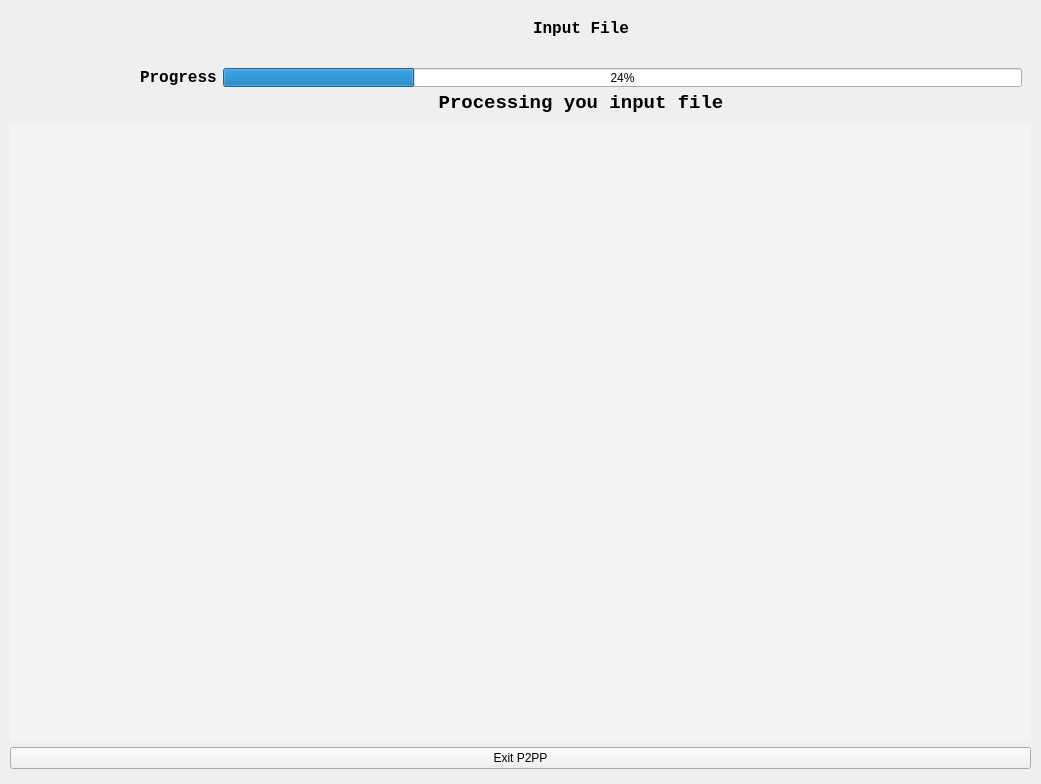
The window that p2pp.ui (zsoltkovacs/p2pp) describes before a commit, drawn with Qt 5.
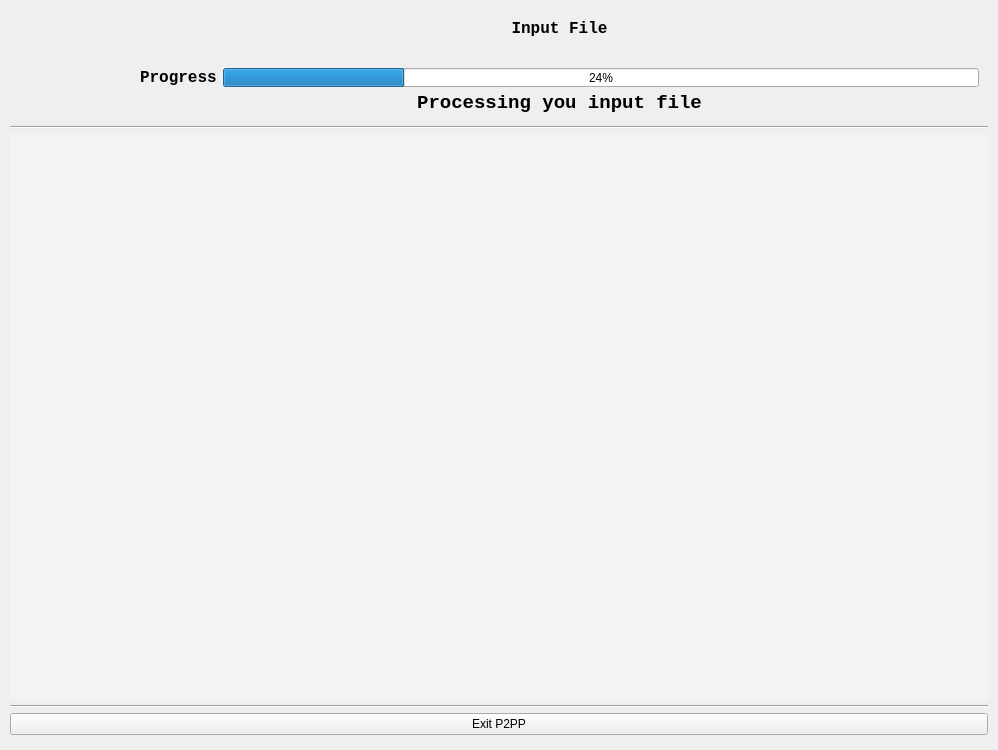
The same window after the commit. Icons and pictures are not drawn.

Commit message: Adjusted for windows

The edit to the form file:
```diff
--- a/p2pp.ui
+++ b/p2pp.ui
@@ -6,15 +6,15 @@
    <rect>
     <x>0</x>
     <y>0</y>
-    <width>1041</width>
-    <height>784</height>
+    <width>998</width>
+    <height>750</height>
    </rect>
   </property>
   <property name="windowTitle">
    <string>P2PP - Palette 2 Post Processing Script</string>
   </property>
   <widget class="QWidget" name="verticalLayoutWidget">
-   <layout class="QVBoxLayout" name="v" stretch="0,1,0">
+   <layout class="QVBoxLayout" name="v" stretch="0,0,1,0,0">
     <property name="spacing">
      <number>5</number>
     </property>
@@ -80,7 +80,7 @@
         <property name="lineWidth">
          <number>0</number>
         </property>
-        <layout class="QVBoxLayout" name="verticalLayout">
+        <layout class="QVBoxLayout" name="verticalLayout" stretch="1,1,1,1">
          <item>
           <widget class="QLabel" name="label_4">
            <property name="font">
@@ -164,6 +164,13 @@
       </item>
      </layout>
     </item>
+    <item>
+     <widget class="Line" name="line">
+      <property name="orientation">
+       <enum>Qt::Horizontal</enum>
+      </property>
+     </widget>
+    </item>
     <item>
      <widget class="QTextBrowser" name="textBrowser">
       <property name="palette">
@@ -216,6 +223,13 @@
       </property>
      </widget>
     </item>
+    <item>
+     <widget class="Line" name="line_2">
+      <property name="orientation">
+       <enum>Qt::Horizontal</enum>
+      </property>
+     </widget>
+    </item>
     <item>
      <widget class="QPushButton" name="exitButton">
       <property name="maximumSize">
```
Left out of the diff: 1 changed line with no effect on the pictures. The commit also changes 2 other files.
